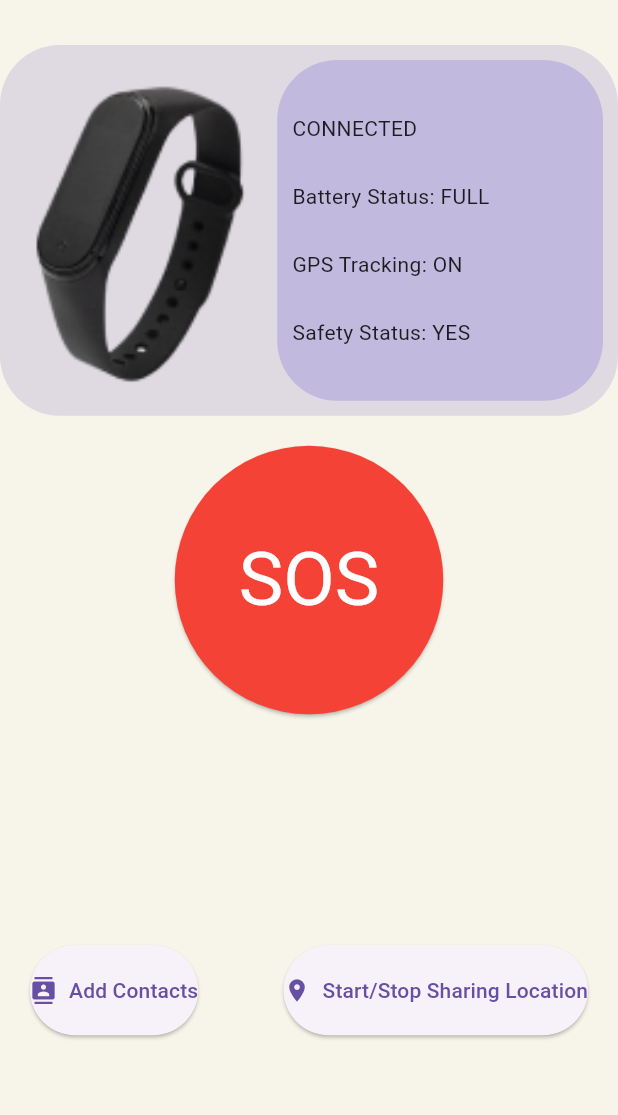
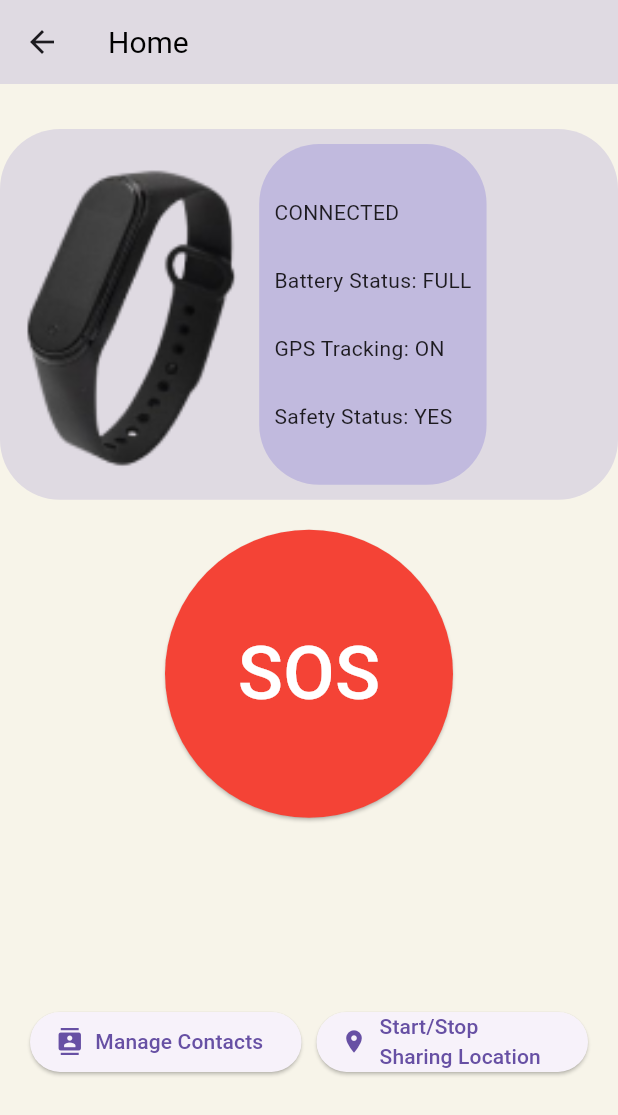
Before and after one commit to singhal-876/Sphere, a Flutter app: the Home screen opened directly, on a phone screen of 412 x 824 dp. Shown: the top 1115 px of the screen. Run offline on Flutter 3.47's test engine with Material 3 defaults, Android fonts, the light colour scheme and no system bars.

Commit message:
Added Contact feature

```diff
--- a/lib/home.dart
+++ b/lib/home.dart
@@ -1,4 +1,5 @@
 import 'package:flutter/material.dart';
+import 'contacts.dart';
 
 class Home extends StatelessWidget {
   const Home({super.key});
@@ -6,39 +7,35 @@ class Home extends StatelessWidget {
   @override
   Widget build(BuildContext context) {
     return Scaffold(
+      appBar: AppBar(
+        title: const Text("Home"),
+      ),
       body: Column(
         children: [
-          // Top section with image and status container
           Container(
             margin: const EdgeInsets.only(top: 30),
             decoration: BoxDecoration(
               borderRadius: BorderRadius.circular(40),
               color: const Color.fromARGB(255, 223, 218, 226),
             ),
-            height:
-                MediaQuery.of(context).size.height * 0.3, // 30% of page height
+            height: MediaQuery.of(context).size.height * 0.3,
             padding: const EdgeInsets.all(10),
             child: Row(
               children: [
-                // color: Color.fromARGB(255, 223, 218, 226),
-                // Image on the left side
-                Container(
-                  width: MediaQuery.of(context).size.width *
-                      0.4, // 40% of screen width
-                  height: double.infinity,
+                Flexible(
+                  flex: 2,
+                  child: Container(
                     decoration: const BoxDecoration(
                       image: DecorationImage(
-                      image: AssetImage(
-                          'assets/images/watch.png'), // Replace with your image URL
+                        image: AssetImage('assets/images/watch.png'),
                         fit: BoxFit.cover,
                       ),
                     ),
                   ),
-                const SizedBox(
-                    width: 10), // Space between image and status container
-
-                // Status container on the right side
-                Expanded(
+                ),
+                const SizedBox(width: 10),
+                Flexible(
+                  flex: 3,
                   child: Container(
                     padding: const EdgeInsets.all(10),
                     decoration: BoxDecoration(
@@ -60,10 +57,7 @@ class Home extends StatelessWidget {
               ],
             ),
           ),
-
-          const SizedBox(height: 20), // Space between containers
-
-          // SOS Button
+          const SizedBox(height: 20),
           Container(
             padding: const EdgeInsets.symmetric(horizontal: 20),
             width: double.infinity,
@@ -71,47 +65,46 @@ class Home extends StatelessWidget {
               style: ElevatedButton.styleFrom(
                 backgroundColor: Colors.red,
                 padding: const EdgeInsets.all(60),
-                textStyle: const TextStyle(fontSize: 50),
                 shape: const CircleBorder(),
               ),
               onPressed: () {
-                // Add SOS functionality here
+                ScaffoldMessenger.of(context).showSnackBar(
+                  const SnackBar(
+                      content: Text("Calling and messaging your contacts")),
+                );
               },
-              child: const Text("SOS", style: TextStyle(color: Colors.white)),
+              child: const Text("SOS",
+                  style: TextStyle(color: Colors.white, fontSize: 50)),
             ),
           ),
-
-          const SizedBox(
-              height: 20), // Space between SOS button and bottom section
-
-          // Bottom section with "Add Contacts" and "Start/Stop Sharing Location" options
+          const SizedBox(height: 20),
           Expanded(
             child: Padding(
               padding: const EdgeInsets.symmetric(horizontal: 20),
               child: Row(
-                mainAxisAlignment: MainAxisAlignment.spaceBetween,
                 children: [
-                  // Add contacts option on the left side
-                  ElevatedButton.icon(
+                  Expanded(
+                    child: ElevatedButton.icon(
                       onPressed: () {
-                      // Add contacts functionality here
+                        Navigator.push(
+                          context,
+                          MaterialPageRoute(
+                            builder: (context) => const ContactsManager(),
+                          ),
+                        );
                       },
                       icon: const Icon(Icons.contacts),
-                    label: const Text("Add Contacts"),
-                    style: ElevatedButton.styleFrom(
-                      padding: const EdgeInsets.symmetric(vertical: 20),
+                      label: const Text("Manage Contacts"),
                     ),
                   ),
-
-                  // Start/Stop Sharing Location option on the right side
-                  ElevatedButton.icon(
+                  const SizedBox(width: 10),
+                  Expanded(
+                    child: ElevatedButton.icon(
                       onPressed: () {
-                      // Start/Stop sharing location functionality here
+                        // Add Start/Stop sharing location functionality here
                       },
                       icon: const Icon(Icons.location_on),
                       label: const Text("Start/Stop Sharing Location"),
-                    style: ElevatedButton.styleFrom(
-                      padding: const EdgeInsets.symmetric(vertical: 20),
                     ),
                   ),
                 ],
--- a/pubspec.yaml
+++ b/pubspec.yaml
@@ -28,6 +28,7 @@ environment:
 # the latest version available on pub.dev. To see which dependencies have newer
 # versions available, run `flutter pub outdated`.
 dependencies:
+  shared_preferences: ^2.0.0
   flutter:
     sdk: flutter
   # flutter_local_notifications: ^14.0.0
```
Also changed, not shown: lib/contacts.dart (added, +107 -0 lines), pubspec.lock, 542 other files. Lines whose indentation alone changed are shown as unchanged.
